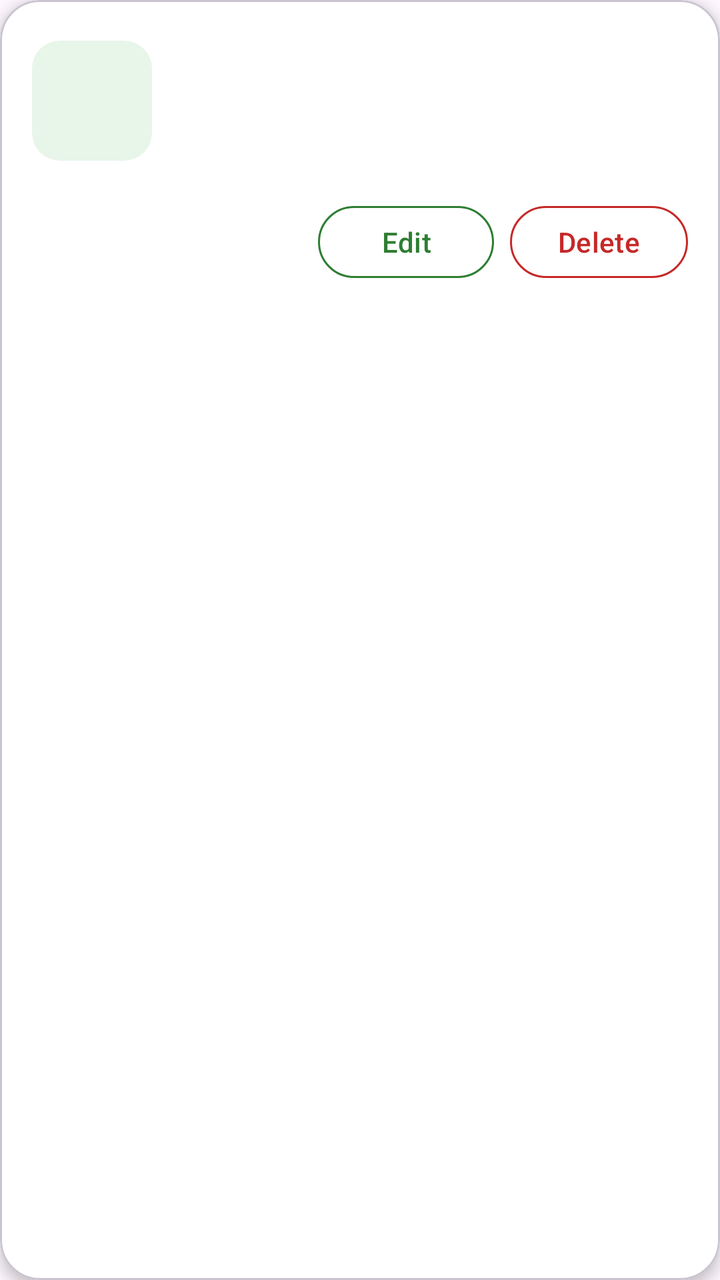
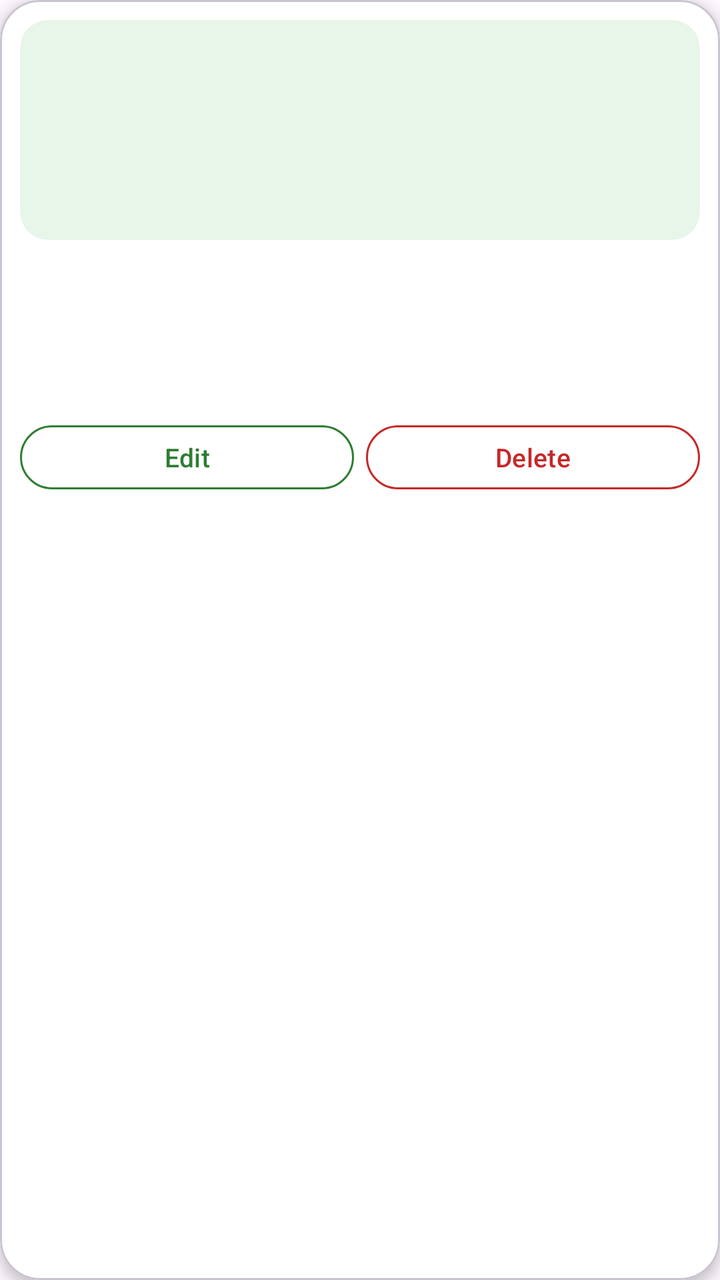

An Android layout rendered at two revisions. The XML below is the earlier revision; the diff shows what the commit changed to produce the second picture.
<!-- AndroidManifest.xml: application theme Theme.GroceryApp -->
<!-- res/layout/item_product_seller.xml -->
<?xml version="1.0" encoding="utf-8"?>
<com.google.android.material.card.MaterialCardView xmlns:android="http://schemas.android.com/apk/res/android"
    xmlns:app="http://schemas.android.com/apk/res-auto"
    android:layout_width="match_parent"
    android:layout_height="wrap_content"
    android:layout_marginBottom="12dp"
    app:cardBackgroundColor="@color/white"
    app:cardCornerRadius="20dp"
    app:cardElevation="4dp">

    <LinearLayout
        android:layout_width="match_parent"
        android:layout_height="wrap_content"
        android:orientation="vertical"
        android:padding="16dp">

        <LinearLayout
            android:layout_width="match_parent"
            android:layout_height="wrap_content"
            android:gravity="center_vertical"
            android:orientation="horizontal">

            <FrameLayout
                android:layout_width="60dp"
                android:layout_height="60dp"
                android:background="@drawable/icon_tile_background">

                <TextView
                    android:id="@+id/tvEmoji"
                    android:layout_width="wrap_content"
                    android:layout_height="wrap_content"
                    android:layout_gravity="center"
                    android:textSize="28sp" />
            </FrameLayout>

            <LinearLayout
                android:layout_width="0dp"
                android:layout_height="wrap_content"
                android:layout_marginStart="14dp"
                android:layout_weight="1"
                android:orientation="vertical">

                <TextView
                    android:id="@+id/tvName"
                    android:layout_width="wrap_content"
                    android:layout_height="wrap_content"
                    android:ellipsize="end"
                    android:maxLines="1"
                    android:textColor="@color/text_primary"
                    android:textSize="17sp"
                    android:textStyle="bold" />

                <TextView
                    android:id="@+id/tvDetails"
                    android:layout_width="wrap_content"
                    android:layout_height="wrap_content"
                    android:layout_marginTop="2dp"
                    android:textColor="@color/text_secondary"
                    android:textSize="13sp" />

                <TextView
                    android:id="@+id/tvStock"
                    android:layout_width="wrap_content"
                    android:layout_height="wrap_content"
                    android:layout_marginTop="6dp"
                    android:paddingHorizontal="10dp"
                    android:paddingVertical="3dp"
                    android:textSize="11sp"
                    android:textStyle="bold" />
            </LinearLayout>
        </LinearLayout>

        <LinearLayout
            android:layout_width="match_parent"
            android:layout_height="wrap_content"
            android:layout_marginTop="14dp"
            android:gravity="end"
            android:orientation="horizontal">

            <Button
                android:id="@+id/btnEdit"
                style="@style/Widget.GroceryApp.OutlinedButton"
                android:layout_width="wrap_content"
                android:layout_height="wrap_content"
                android:minHeight="44dp"
                android:paddingHorizontal="24dp"
                android:text="Edit"
                android:textSize="14sp" />

            <Button
                android:id="@+id/btnDelete"
                style="@style/Widget.GroceryApp.DangerButton"
                android:layout_width="wrap_content"
                android:layout_height="wrap_content"
                android:layout_marginStart="8dp"
                android:minHeight="44dp"
                android:paddingHorizontal="24dp"
                android:text="Delete"
                android:textSize="14sp" />
        </LinearLayout>
    </LinearLayout>
</com.google.android.material.card.MaterialCardView>
<!-- resources referenced by this layout -->
<resources>
  <color name="text_primary">#1A1A1A</color>
  <color name="text_secondary">#757575</color>
  <color name="white">#FFFFFFFF</color>
  <!-- drawable icon_tile_background (drawable) -->
  <?xml version="1.0" encoding="utf-8"?>
  <shape xmlns:android="http://schemas.android.com/apk/res/android"
      android:shape="rectangle">
      <solid android:color="#E8F5E9" />
      <corners android:radius="14dp" />
  </shape>
  <style name="Widget.GroceryApp.DangerButton" parent="Widget.GroceryApp.OutlinedButton">
          <item name="android:textColor">@color/danger</item>
          <item name="strokeColor">@color/danger</item>
          <item name="rippleColor">#33C62828</item>
      </style>
  <style name="Widget.GroceryApp.OutlinedButton" parent="Widget.Material3.Button.OutlinedButton">
          <item name="android:minHeight">56dp</item>
          <item name="android:textSize">16sp</item>
          <item name="android:textAllCaps">false</item>
          <item name="cornerRadius">28dp</item>
          <item name="strokeColor">@color/green_primary</item>
      </style>
  <style name="Theme.GroceryApp" parent="Base.Theme.GroceryApp" />
  <color name="danger">#C62828</color>
  <color name="green_primary">#2E7D32</color>
  <style name="Base.Theme.GroceryApp" parent="Theme.Material3.Light.NoActionBar">
          <item name="colorPrimary">@color/green_primary</item>
          <item name="colorOnPrimary">@color/white</item>
          <item name="colorPrimaryContainer">@color/green_light</item>
          <item name="colorOnPrimaryContainer">@color/green_dark</item>
          <item name="colorError">@color/danger</item>
      </style>
  <color name="green_light">#E8F5E9</color>
  <color name="green_dark">#1B5E20</color>
</resources>

<!-- the commit's change to res/layout/item_product_seller.xml (unified diff, before → after) -->
@@ -3,7 +3,7 @@
     xmlns:app="http://schemas.android.com/apk/res-auto"
     android:layout_width="match_parent"
     android:layout_height="wrap_content"
-    android:layout_marginBottom="12dp"
+    android:layout_margin="8dp"
     app:cardBackgroundColor="@color/white"
     app:cardCornerRadius="20dp"
     app:cardElevation="4dp">
@@ -12,91 +12,93 @@
         android:layout_width="match_parent"
         android:layout_height="wrap_content"
         android:orientation="vertical"
-        android:padding="16dp">
+        android:padding="10dp">
+
+        <FrameLayout
+            android:layout_width="match_parent"
+            android:layout_height="110dp"
+            android:background="@drawable/icon_tile_background"
+            android:clipToOutline="true">
+
+            <TextView
+                android:id="@+id/tvEmoji"
+                android:layout_width="wrap_content"
+                android:layout_height="wrap_content"
+                android:layout_gravity="center"
+                android:textSize="46sp" />
+
+            <ImageView
+                android:id="@+id/ivPhoto"
+                android:layout_width="match_parent"
+                android:layout_height="match_parent"
+                android:contentDescription="Product photo"
+                android:scaleType="centerCrop"
+                android:visibility="gone" />
+        </FrameLayout>
+
+        <TextView
+            android:id="@+id/tvName"
+            android:layout_width="match_parent"
+            android:layout_height="wrap_content"
+            android:layout_marginStart="4dp"
+            android:layout_marginTop="10dp"
+            android:ellipsize="end"
+            android:maxLines="1"
+            android:textColor="@color/text_primary"
+            android:textSize="16sp"
+            android:textStyle="bold" />
+
+        <TextView
+            android:id="@+id/tvDetails"
+            android:layout_width="match_parent"
+            android:layout_height="wrap_content"
+            android:layout_marginStart="4dp"
+            android:layout_marginTop="2dp"
+            android:ellipsize="end"
+            android:maxLines="1"
+            android:textColor="@color/text_secondary"
+            android:textSize="12sp" />
+
+        <TextView
+            android:id="@+id/tvStock"
+            android:layout_width="wrap_content"
+            android:layout_height="wrap_content"
+            android:layout_marginTop="8dp"
+            android:paddingHorizontal="10dp"
+            android:paddingVertical="3dp"
+            android:textSize="11sp"
+            android:textStyle="bold" />
 
         <LinearLayout
             android:layout_width="match_parent"
             android:layout_height="wrap_content"
-            android:gravity="center_vertical"
-            android:orientation="horizontal">
-
-            <FrameLayout
-                android:layout_width="60dp"
-                android:layout_height="60dp"
-                android:background="@drawable/icon_tile_background">
-
-                <TextView
-                    android:id="@+id/tvEmoji"
-                    android:layout_width="wrap_content"
-                    android:layout_height="wrap_content"
-                    android:layout_gravity="center"
-                    android:textSize="28sp" />
-            </FrameLayout>
-
-            <LinearLayout
-                android:layout_width="0dp"
-                android:layout_height="wrap_content"
-                android:layout_marginStart="14dp"
-                android:layout_weight="1"
-                android:orientation="vertical">
-
-                <TextView
-                    android:id="@+id/tvName"
-                    android:layout_width="wrap_content"
-                    android:layout_height="wrap_content"
-                    android:ellipsize="end"
-                    android:maxLines="1"
-                    android:textColor="@color/text_primary"
-                    android:textSize="17sp"
-                    android:textStyle="bold" />
-
-                <TextView
-                    android:id="@+id/tvDetails"
-                    android:layout_width="wrap_content"
-                    android:layout_height="wrap_content"
-                    android:layout_marginTop="2dp"
-                    android:textColor="@color/text_secondary"
-                    android:textSize="13sp" />
-
-                <TextView
-                    android:id="@+id/tvStock"
-                    android:layout_width="wrap_content"
-                    android:layout_height="wrap_content"
-                    android:layout_marginTop="6dp"
-                    android:paddingHorizontal="10dp"
-                    android:paddingVertical="3dp"
-                    android:textSize="11sp"
-                    android:textStyle="bold" />
-            </LinearLayout>
-        </LinearLayout>
-
-        <LinearLayout
-            android:layout_width="match_parent"
-            android:layout_height="wrap_content"
-            android:layout_marginTop="14dp"
-            android:gravity="end"
+            android:layout_marginTop="10dp"
             android:orientation="horizontal">
 
             <Button
                 android:id="@+id/btnEdit"
                 style="@style/Widget.GroceryApp.OutlinedButton"
-                android:layout_width="wrap_content"
+                android:layout_width="0dp"
                 android:layout_height="wrap_content"
-                android:minHeight="44dp"
-                android:paddingHorizontal="24dp"
+                android:layout_weight="1"
+                android:minWidth="0dp"
+                android:minHeight="40dp"
+                android:paddingHorizontal="0dp"
                 android:text="Edit"
-                android:textSize="14sp" />
+                android:textSize="13sp" />
 
             <Button
                 android:id="@+id/btnDelete"
                 style="@style/Widget.GroceryApp.DangerButton"
-                android:layout_width="wrap_content"
+                android:layout_width="0dp"
                 android:layout_height="wrap_content"
-                android:layout_marginStart="8dp"
-                android:minHeight="44dp"
-                android:paddingHorizontal="24dp"
+                android:layout_marginStart="6dp"
+                android:layout_weight="1"
+                android:minWidth="0dp"
+                android:minHeight="40dp"
+                android:paddingHorizontal="0dp"
                 android:text="Delete"
-                android:textSize="14sp" />
+                android:textSize="13sp" />
         </LinearLayout>
     </LinearLayout>
 </com.google.android.material.card.MaterialCardView>
